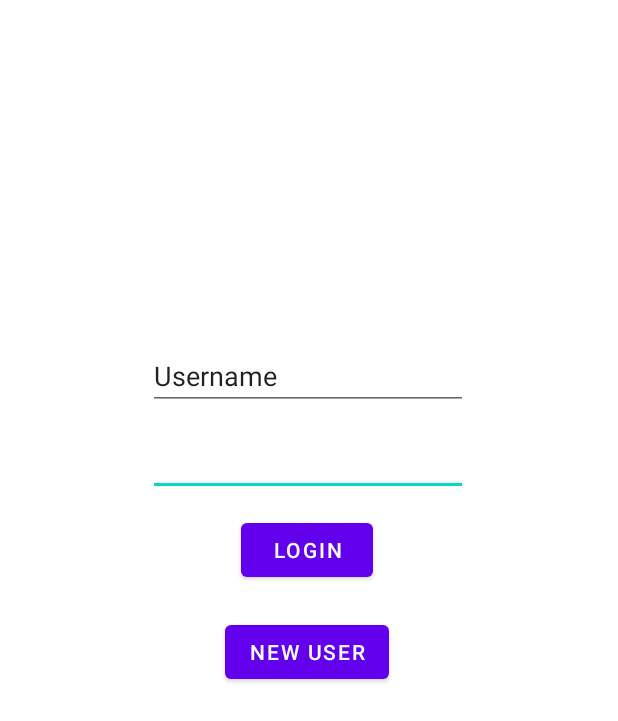
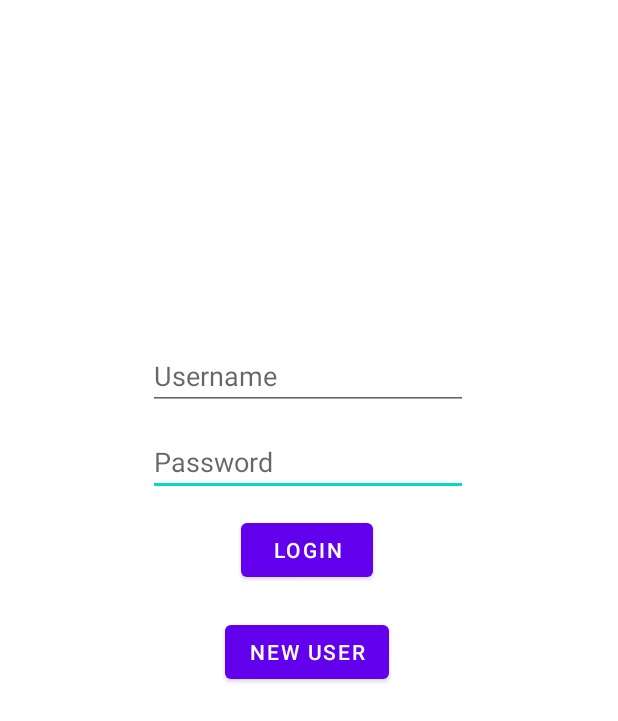
Before and after one commit to tdr999/eliptic-iir, an Android app: the screen it shows after launch (MainActivity), on a phone screen of 412 x 824 dp. Shown: the top 721 px of the screen. Run offline under Robolectric (Android 15) with nearby library versions, the phone set to English and light mode, and no system bars; Roboto replaces fonts that are not available here.

Commit message:
added hint

```diff
--- a/app/src/main/res/layout/activity_main.xml
+++ b/app/src/main/res/layout/activity_main.xml
@@ -14,6 +14,7 @@
         android:id="@+id/pass_in"
         android:layout_width="wrap_content"
         android:layout_height="wrap_content"
+        android:hint="Password"
         android:layout_marginTop="12dp"
         android:ems="10"
         android:inputType="textPassword"
@@ -40,8 +41,8 @@
         android:layout_marginTop="228dp"
         android:ems="10"
         android:inputType="textPersonName"
-        android:text="Username"
         app:layout_constraintEnd_toEndOf="parent"
+        android:hint="Username"
         app:layout_constraintHorizontal_bias="0.497"
         app:layout_constraintStart_toStartOf="parent"
         app:layout_constraintTop_toTopOf="parent" />
```
